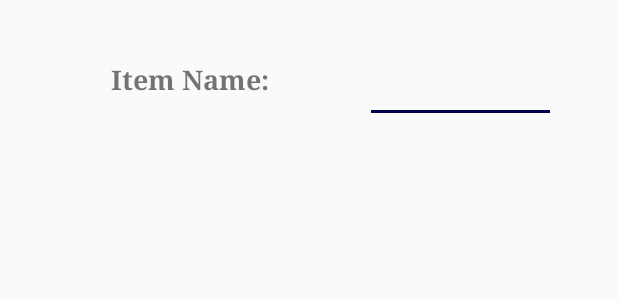
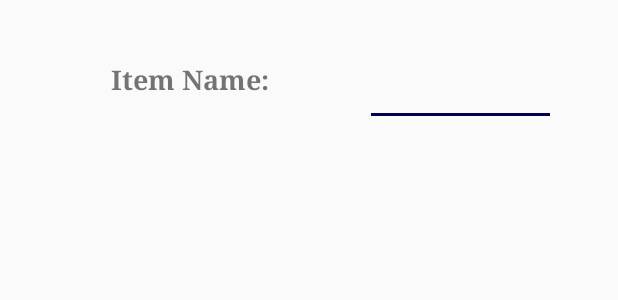
Before and after one commit to FirstTryIT/QRCodesApp, an Android app: the layout add_new_item_on_database.xml on its own in the app's theme, with its tools: preview values and no code run, on a phone screen of 412 x 824 dp. Shown: the part 385-685 px from the top of the screen. Run offline under Robolectric (Android 15) with nearby library versions, the phone set to English and light mode, and no system bars.

Commit message:
1.5 Modified EditText boxes for writing tex on more rows if is necessary

```diff
--- a/app/src/main/java/c/dragos/qrcodesapp/View_Informations_about_User.java
+++ b/app/src/main/java/c/dragos/qrcodesapp/View_Informations_about_User.java
@@ -20,9 +20,6 @@ import com.google.firebase.database.DatabaseReference;
 import com.google.firebase.database.FirebaseDatabase;
 import com.google.firebase.database.ValueEventListener;
 
-/**
- * Created by Bogdan on 18.09.2018.
- */
 
 public class View_Informations_about_User extends AppCompatActivity {
 
@@ -51,7 +48,7 @@ public class View_Informations_about_User extends AppCompatActivity {
         Email = findViewById(R.id.Email);
         PhoneNumber = findViewById(R.id.PhoneNumber);
 
-        progress=(ProgressBar)findViewById(+R.id.progressBar);
+        progress=findViewById(+R.id.progressBar);
         myDatabaseRef  = FirebaseDatabase.getInstance().getReference();
         myAuth = FirebaseAuth.getInstance();
         currentUser = myAuth.getCurrentUser();
--- a/app/src/main/res/layout/activity_reset_password.xml
+++ b/app/src/main/res/layout/activity_reset_password.xml
@@ -24,7 +24,7 @@
     <EditText
         android:id="@+id/ResetPassEmail"
         android:layout_width="150dp"
-        android:layout_height="45dp"
+        android:layout_height="wrap_content"
         android:layout_marginStart="20dp"
         android:layout_marginTop="153dp"
         android:layout_marginEnd="89dp"
--- a/app/src/main/res/layout/add_new_item_on_database.xml
+++ b/app/src/main/res/layout/add_new_item_on_database.xml
@@ -27,11 +27,12 @@
     <EditText
         android:id="@+id/ReadItemNameTextView"
         android:layout_width="127dp"
-        android:layout_height="41dp"
+        android:layout_height="wrap_content"
         android:layout_marginTop="188dp"
         android:layout_marginEnd="32dp"
         android:layout_marginBottom="129dp"
         android:fontFamily="serif"
+        android:singleLine="false"
         android:textAlignment="center"
         android:textColor="@color/Black"
         android:textSize="18sp"
--- a/app/src/main/res/layout/log_in_informations.xml
+++ b/app/src/main/res/layout/log_in_informations.xml
@@ -56,7 +56,7 @@
     <EditText
         android:id="@+id/Password"
         android:layout_width="190dp"
-        android:layout_height="46dp"
+        android:layout_height="wrap_content"
         android:layout_marginBottom="36dp"
         android:layout_marginStart="60dp"
         android:layout_marginTop="20dp"
@@ -71,7 +71,7 @@
     <EditText
         android:id="@+id/Email"
         android:layout_width="190dp"
-        android:layout_height="46dp"
+        android:layout_height="wrap_content"
         android:layout_marginBottom="37dp"
         android:layout_marginStart="60dp"
         android:layout_marginTop="20dp"
```
